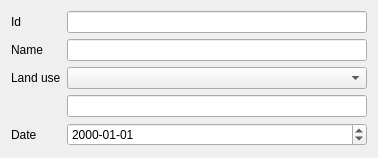
The window that layerforms/landuse_dialog.ui (rita-tools/IdrAgraTools) describes before a commit, drawn with Qt 5.
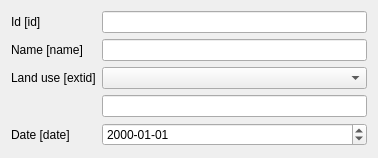
The same window after the commit. Custom widgets are drawn as their Qt base class.

```diff
--- a/layerforms/landuse_dialog.ui
+++ b/layerforms/landuse_dialog.ui
@@ -20,7 +20,7 @@
       <string>Unique feature identifier</string>
      </property>
      <property name="text">
-      <string>Id</string>
+      <string>Id [id]</string>
      </property>
     </widget>
    </item>
@@ -40,7 +40,7 @@
       <string>The name of the link</string>
      </property>
      <property name="text">
-      <string>Name</string>
+      <string>Name [name]</string>
      </property>
     </widget>
    </item>
@@ -57,7 +57,7 @@
       <string>The feature id of the inlet node</string>
      </property>
      <property name="text">
-      <string>Land use</string>
+      <string>Land use [extid]</string>
      </property>
     </widget>
    </item>
@@ -77,7 +77,7 @@
       <string>The feature id of the inlet node</string>
      </property>
      <property name="text">
-      <string>Date</string>
+      <string>Date [date]</string>
      </property>
     </widget>
    </item>
```
